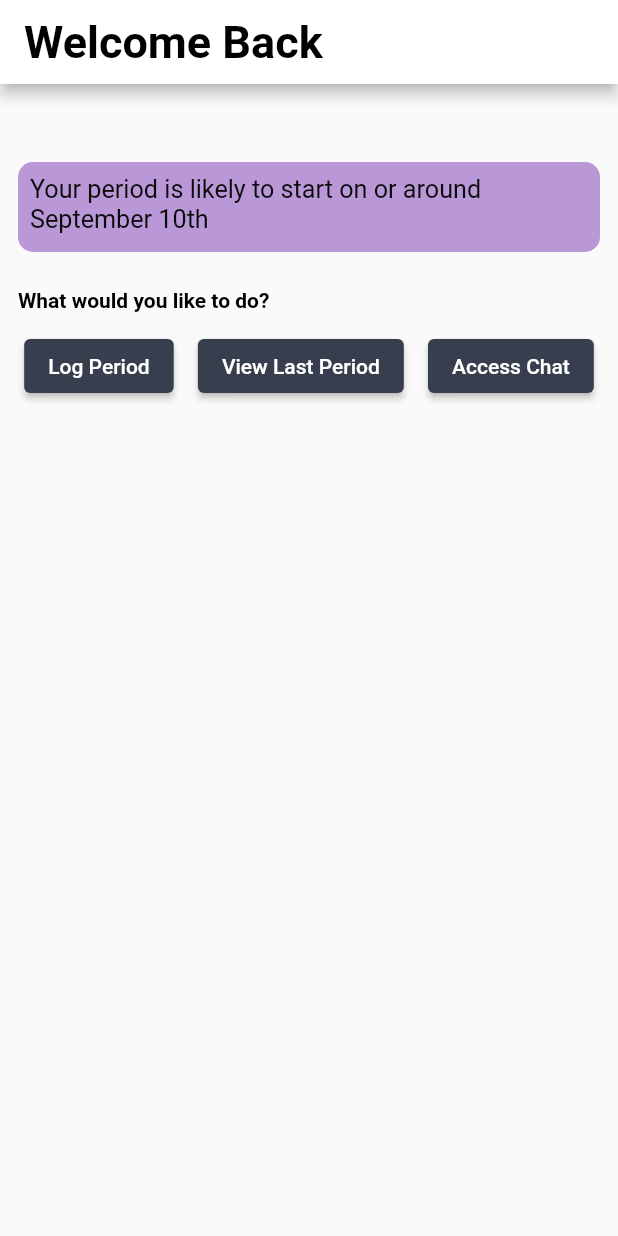
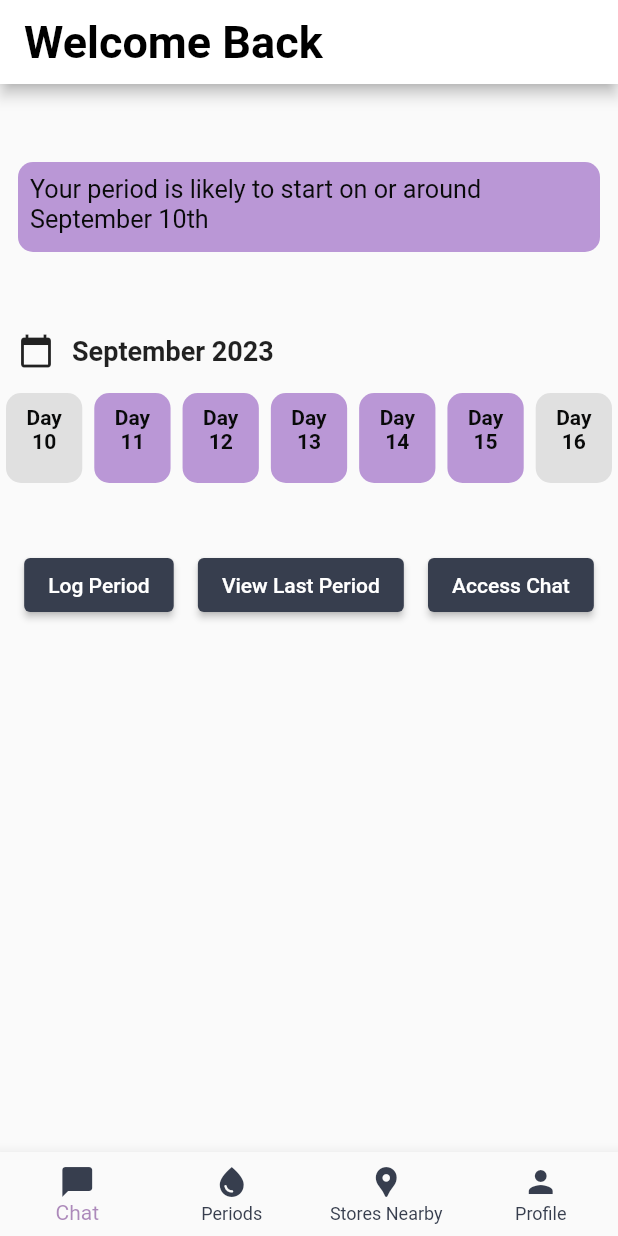
Before and after one commit to jefftrojan/Femcycle, a Flutter app: the Periods screen opened directly, on a phone screen of 412 x 824 dp. Run offline on Flutter 3.47's test engine with Material 2 defaults, Android fonts, the phone set to English and light mode, and no system bars; our stand-ins replace animated_splash_screen, chat_bubbles, cloud_firestore, dots_indicator, firebase_auth, firebase_core and 3 more; accounts and stored records are empty.

Commit message:
periodsui

```diff
--- a/frontend/lib/main.dart
+++ b/frontend/lib/main.dart
@@ -26,7 +26,7 @@ class MyApp extends StatelessWidget {
     return  MaterialApp(
       debugShowCheckedModeBanner: false,
       title: '',
-      home: Account(),
+      home:SplashScreenWidget(),
 
     );
   }
--- a/frontend/lib/screens/chatpy.dart
+++ b/frontend/lib/screens/chatpy.dart
@@ -98,6 +98,21 @@ class _ChatScreenState extends State<ChatScreen> {
   @override
   Widget build(BuildContext context) {
     return Scaffold(
+      appBar: AppBar(
+
+      elevation: 0,
+       backgroundColor: Colors.white,
+       leading: Padding(
+         padding: const EdgeInsets.all(8.0),
+         child: CircleAvatar(
+
+          backgroundImage: AssetImage("lib/assets/girlsclock.jpg"),
+          radius: 50,
+
+
+             ),
+       ),
+      ),
       body: Column(
         children: [
 
--- a/frontend/lib/screens/cycletrack.dart
+++ b/frontend/lib/screens/cycletrack.dart
@@ -1,7 +1,4 @@
 import 'package:flutter/material.dart';
-import 'package:frontend/screens/chatpy.dart';
-import 'package:frontend/screens/location.dart';
-import 'package:frontend/screens/profile.dart';
 import 'package:frontend/utils/colors.dart';
 import 'package:frontend/utils/utils.dart';
 
@@ -53,19 +50,53 @@ class Periods extends StatelessWidget {
               ),
             ],
           ),
-          Row(),
+          SizedBox(height: 30,),
           Row(
             children: [
               Padding(
-                padding: const EdgeInsets.all(12.0),
-                child: Text(
-                  "What would you like to do?",
-                  textScaleFactor: 1,
-                  style: TextStyle(color: black, fontWeight: FontWeight.bold),
-                ),
-              )
+                padding: EdgeInsets.all(12.0),
+                child: Icon(Icons.calendar_today),
+              ),
+              Text(
+                'September 2023',
+                style: TextStyle(fontSize: 18, fontWeight: FontWeight.bold),
+              ),
             ],
           ),
+
+          Row(
+            children: List.generate(7, (index) {
+              final date = DateTime(2023, 9, 10).add(Duration(days: index));
+              final dayOfWeek = date.weekday;
+              final dayOfMonth = date.day;
+              return Expanded(
+                child: Padding(
+                  padding: EdgeInsets.all(4.0),
+                  child: Container(
+                    width: double.infinity,
+                    height: 60,
+                    decoration: BoxDecoration(
+                      color:
+                          dayOfWeek == DateTime.saturday || dayOfWeek == DateTime.sunday
+                              ? Colors.grey[300]
+                              : primarylight,
+                      borderRadius: BorderRadius.circular(10),
+                    ),
+                    child: Padding(
+                      padding: const EdgeInsets.all(8),
+                      child: Text(
+                        'Day $dayOfMonth',
+                        style:
+                            TextStyle(color: textsec, fontWeight: FontWeight.bold),
+                        textAlign: TextAlign.center,
+                      ),
+                    ),
+                  ),
+                ),
+              );
+            }),
+          ),
+          SizedBox(height: 40,),
           Row(
             mainAxisAlignment: MainAxisAlignment.spaceEvenly,
             children: [
@@ -102,12 +133,16 @@ class Periods extends StatelessWidget {
                   },
                   child: Text("Access Chat")),
             ],
-          )
+          ),
+
         ],
       ),
+
+      bottomNavigationBar: CustomBottomNavigationBar(selectedIndex: 0, onItemTapped: (int value) {  },),
     );
   }
 }
+
 
 class LogPeriod extends StatefulWidget {
   const LogPeriod({super.key});
--- a/frontend/lib/screens/profile.dart
+++ b/frontend/lib/screens/profile.dart
@@ -81,7 +81,7 @@ class _AccountState extends State<Account> {
               onPressed: () {
                 //update logic
               },
-              child: Text('Update Profile'),
+              child: Text('Update Profile', style: TextStyle(color: Colors.white, fontWeight: FontWeight.bold),),
             ),
           ],
         ),
```
Also changed, not shown: frontend/lib/utils/utils.dart (line endings or trailing spaces).
